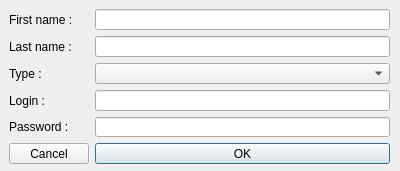
Above: Projet/newstaffdialog.ui from RakSrinaNa/DI4---QT before the change. Below: the same form after it.
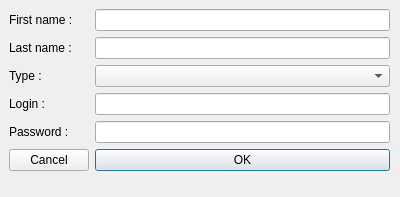
That is the form after the change.

```diff
--- a/Projet/newstaffdialog.ui
+++ b/Projet/newstaffdialog.ui
@@ -7,7 +7,7 @@
     <x>0</x>
     <y>0</y>
     <width>400</width>
-    <height>171</height>
+    <height>197</height>
    </rect>
   </property>
   <property name="windowTitle">
@@ -19,7 +19,7 @@
      <x>9</x>
      <y>9</y>
      <width>381</width>
-     <height>155</height>
+     <height>176</height>
     </rect>
    </property>
    <layout class="QFormLayout" name="formLayout_2">
```
Left out of the diff: 2 changed lines with no effect on the pictures.
